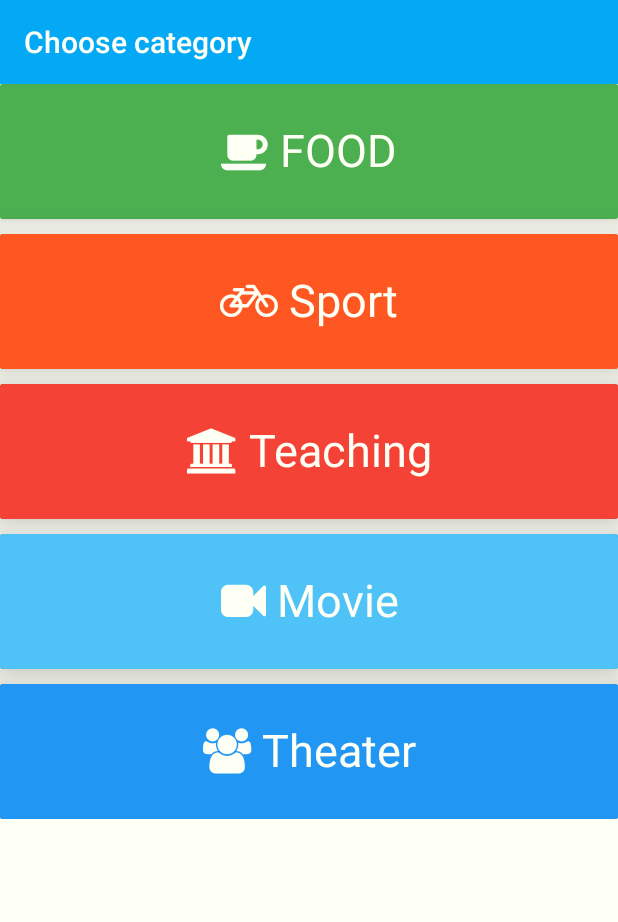
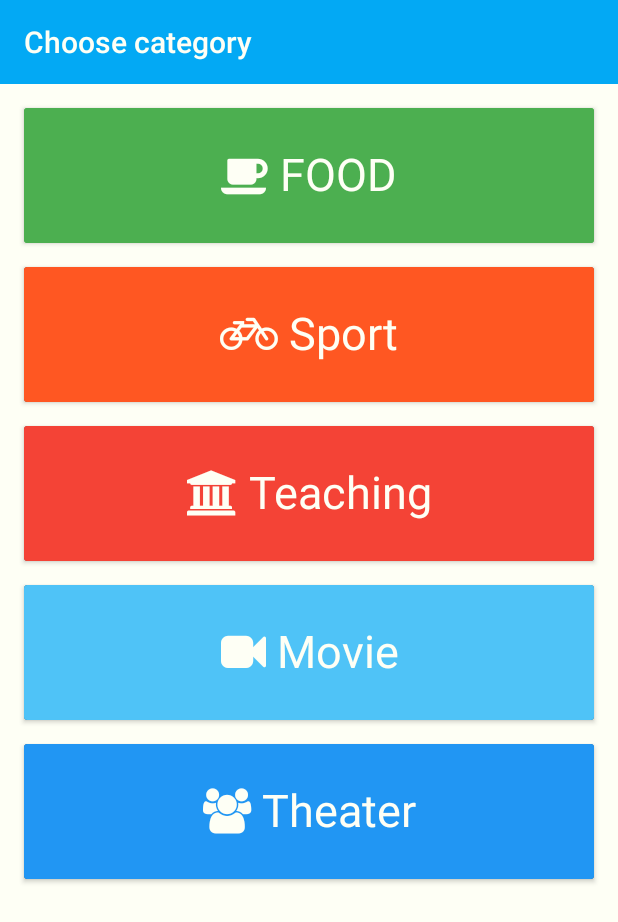
Before and after one commit to Nipel-Crumple/joinme-android-app, an Android app: the Category screen opened directly, with no data from a screen before it, on a phone screen of 412 x 824 dp. Shown: the top 922 px of the screen. Run offline under Robolectric (Android 15) with nearby library versions, the phone set to English and light mode, and no system bars.

Commit message:
Add margin to Category

```diff
--- a/app/src/main/res/layout/category.xml
+++ b/app/src/main/res/layout/category.xml
@@ -4,21 +4,23 @@
     android:layout_width="fill_parent">
     <!-- A CardView that contains a TextView -->
     <RelativeLayout
-        android:layout_width="wrap_content"
+        android:layout_width="fill_parent"
         android:layout_height="wrap_content">
 
         <android.support.v7.widget.CardView
             android:id="@+id/food_card_view"
+            android:layout_marginTop="@dimen/margin_medium"
+            android:layout_marginLeft="@dimen/margin_medium"
+            android:layout_marginRight="@dimen/margin_medium"
             android:layout_gravity="center"
             android:layout_width="match_parent"
             android:layout_height="90sp"
-            card_view:cardElevation="10sp"
+            card_view:cardElevation="@dimen/cardview_default_elevation"
             card_view:cardBackgroundColor="@color/food"
             card_view:cardCornerRadius="2dp">
 
             <TextView
                 android:id="@+id/food_header"
-                android:fontFamily="Roboto"
                 android:layout_width="match_parent"
                 android:layout_height="match_parent"
                 android:layout_alignParentTop="true"
@@ -33,15 +35,16 @@
         <android.support.v7.widget.CardView
             android:id="@+id/sport_card_view"
             android:layout_below="@id/food_card_view"
-            android:layout_marginTop="10sp"
+            android:layout_marginTop="@dimen/margin_medium"
+            android:layout_marginLeft="@dimen/margin_medium"
+            android:layout_marginRight="@dimen/margin_medium"
             android:layout_gravity="center"
             android:layout_width="fill_parent"
             android:layout_height="90sp"
-            card_view:cardElevation="15sp">
+            card_view:cardElevation="@dimen/cardview_default_elevation">
 
             <TextView
                 android:id="@+id/sport_header"
-                android:fontFamily="Roboto"
                 android:layout_width="match_parent"
                 android:layout_height="match_parent"
                 android:layout_alignParentTop="true"
@@ -55,16 +58,17 @@
 
         <android.support.v7.widget.CardView
             android:layout_below="@id/sport_card_view"
-            android:layout_marginTop="10sp"
+            android:layout_marginTop="@dimen/margin_medium"
+            android:layout_marginLeft="@dimen/margin_medium"
+            android:layout_marginRight="@dimen/margin_medium"
             android:id="@+id/teaching_card_view"
             android:layout_gravity="center"
             android:layout_width="fill_parent"
             android:layout_height="90sp"
-            card_view:cardElevation="15sp">
+            card_view:cardElevation="@dimen/cardview_default_elevation">
 
             <TextView
                 android:id="@+id/teaching_header"
-                android:fontFamily="Roboto"
                 android:layout_width="match_parent"
                 android:layout_height="match_parent"
                 android:layout_alignParentTop="true"
@@ -80,15 +84,16 @@
         <android.support.v7.widget.CardView
             android:id="@+id/movie_card_view"
             android:layout_below="@id/teaching_card_view"
-            android:layout_marginTop="10sp"
+            android:layout_marginTop="@dimen/margin_medium"
+            android:layout_marginLeft="@dimen/margin_medium"
+            android:layout_marginRight="@dimen/margin_medium"
             android:layout_gravity="center"
             android:layout_width="fill_parent"
             android:layout_height="90sp"
-            card_view:cardElevation="15sp">
+            card_view:cardElevation="@dimen/cardview_default_elevation">
 
             <TextView
                 android:id="@+id/movie_header"
-                android:fontFamily="Roboto"
                 android:layout_width="match_parent"
                 android:layout_height="match_parent"
                 android:layout_alignParentTop="true"
@@ -103,15 +108,17 @@
         <android.support.v7.widget.CardView
             android:id="@+id/theater_card_view"
             android:layout_below="@id/movie_card_view"
-            android:layout_marginTop="10sp"
+            android:layout_marginBottom="@dimen/margin_medium"
+            android:layout_marginTop="@dimen/margin_medium"
+            android:layout_marginLeft="@dimen/margin_medium"
+            android:layout_marginRight="@dimen/margin_medium"
             android:layout_gravity="center"
             android:layout_width="fill_parent"
             android:layout_height="90sp"
-            card_view:cardElevation="15sp">
+            card_view:cardElevation="@dimen/cardview_default_elevation">
 
             <TextView
                 android:id="@+id/theater_header"
-                android:fontFamily="Roboto"
                 android:layout_width="match_parent"
                 android:layout_height="match_parent"
                 android:layout_alignParentTop="true"
--- a/app/src/main/res/values/dimens.xml
+++ b/app/src/main/res/values/dimens.xml
@@ -2,4 +2,9 @@
     <!-- Default screen margins, per the Android Design guidelines. -->
     <dimen name="activity_horizontal_margin">16dp</dimen>
     <dimen name="activity_vertical_margin">16dp</dimen>
+    <dimen name="margin_tiny">4dp</dimen>
+    <dimen name="margin_small">8dp</dimen>
+    <dimen name="margin_medium">16dp</dimen>
+    <dimen name="margin_large">32dp</dimen>
+    <dimen name="margin_huge">64dp</dimen>
 </resources>
```
